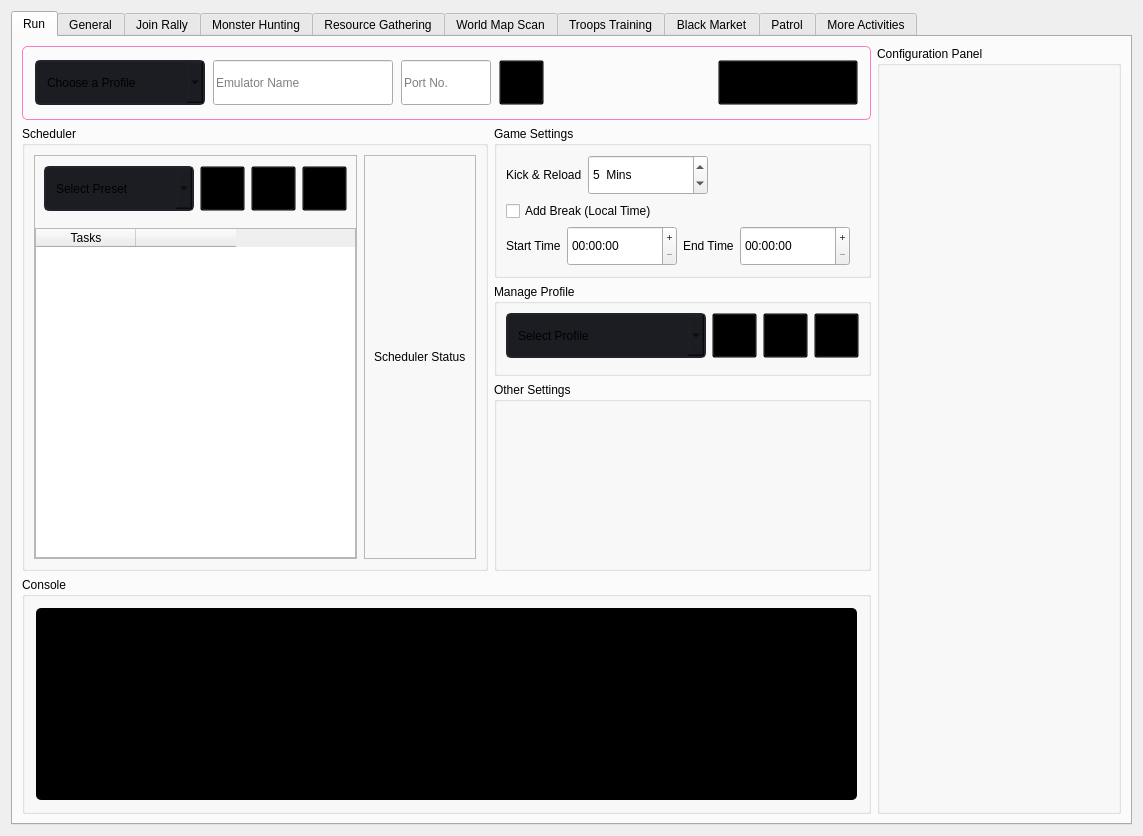
Above: gui/ui_files/instance_page.ui from evsahal/TaskEX before the change. Below: the same form after it.
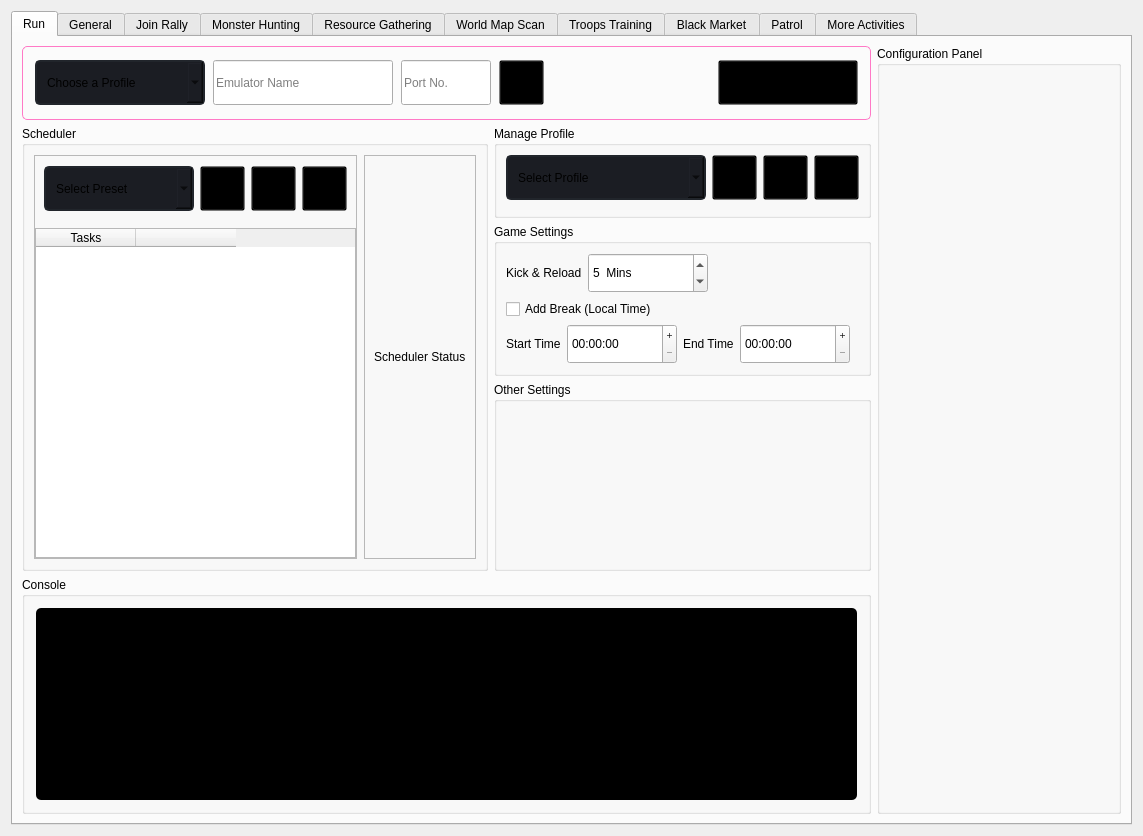
That is the form after the change. The open tabs and pages were chosen to show the change. Icons and pictures are not drawn.

Commit message: profile setup

Diff of the .ui file:
```diff
--- a/gui/ui_files/instance_page.ui
+++ b/gui/ui_files/instance_page.ui
@@ -1074,6 +1074,137 @@
                    <property name="bottomMargin">
                     <number>0</number>
                    </property>
+                   <item>
+                    <widget class="QGroupBox" name="groupBox_5">
+                     <property name="title">
+                      <string>Manage Profile</string>
+                     </property>
+                     <layout class="QVBoxLayout" name="verticalLayout_17">
+                      <item>
+                       <widget class="QFrame" name="frame_20">
+                        <property name="frameShape">
+                         <enum>QFrame::Shape::NoFrame</enum>
+                        </property>
+                        <property name="frameShadow">
+                         <enum>QFrame::Shadow::Raised</enum>
+                        </property>
+                        <layout class="QHBoxLayout" name="horizontalLayout_13">
+                         <property name="leftMargin">
+                          <number>0</number>
+                         </property>
+                         <property name="topMargin">
+                          <number>0</number>
+                         </property>
+                         <property name="rightMargin">
+                          <number>0</number>
+                         </property>
+                         <property name="bottomMargin">
+                          <number>0</number>
+                         </property>
+                         <item>
+                          <widget class="QComboBox" name="comboBox">
+                           <property name="minimumSize">
+                            <size>
+                             <width>0</width>
+                             <height>45</height>
+                            </size>
+                           </property>
+                           <property name="placeholderText">
+                            <string>Select Profile</string>
+                           </property>
+                          </widget>
+                         </item>
+                         <item>
+                          <widget class="QPushButton" name="pushButton">
+                           <property name="minimumSize">
+                            <size>
+                             <width>45</width>
+                             <height>45</height>
+                            </size>
+                           </property>
+                           <property name="maximumSize">
+                            <size>
+                             <width>45</width>
+                             <height>45</height>
+                            </size>
+                           </property>
+                           <property name="styleSheet">
+                            <string notr="true">background:transparent;</string>
+                           </property>
+                           <property name="text">
+                            <string/>
+                           </property>
+                           <property name="icon">
+                            <iconset theme="QIcon::ThemeIcon::MailMessageNew"/>
+                           </property>
+                          </widget>
+                         </item>
+                         <item>
+                          <widget class="QPushButton" name="pushButton_2">
+                           <property name="minimumSize">
+                            <size>
+                             <width>45</width>
+                             <height>45</height>
+                            </size>
+                           </property>
+                           <property name="maximumSize">
+                            <size>
+                             <width>45</width>
+                             <height>45</height>
+                            </size>
+                           </property>
+                           <property name="styleSheet">
+                            <string notr="true">background:transparent;</string>
+                           </property>
+                           <property name="text">
+                            <string/>
+                           </property>
+                           <property name="icon">
+                            <iconset theme="QIcon::ThemeIcon::DocumentSaveAs"/>
+                           </property>
+                          </widget>
+                         </item>
+                         <item>
+                          <widget class="QPushButton" name="pushButton_3">
+                           <property name="minimumSize">
+                            <size>
+                             <width>45</width>
+                             <height>45</height>
+                            </size>
+                           </property>
+                           <property name="maximumSize">
+                            <size>
+                             <width>45</width>
+                             <height>45</height>
+                            </size>
+                           </property>
+                           <property name="styleSheet">
+                            <string notr="true">background:transparent;</string>
+                           </property>
+                           <property name="text">
+                            <string/>
+                           </property>
+                           <property name="icon">
+                            <iconset theme="QIcon::ThemeIcon::ListAdd"/>
+                           </property>
+                          </widget>
+                         </item>
+                        </layout>
+                       </widget>
+                      </item>
+                      <item>
+                       <widget class="QFrame" name="frame_19">
+                        <property name="frameShape">
+                         <enum>QFrame::Shape::StyledPanel</enum>
+                        </property>
+                        <property name="frameShadow">
+                         <enum>QFrame::Shadow::Raised</enum>
+                        </property>
+                       </widget>
+                      </item>
+                     </layout>
+                    </widget>
+                   </item>
                    <item>
                     <widget class="QGroupBox" name="groupBox_4">
                      <property name="title">
@@ -1279,137 +1410,6 @@
                      </layout>
                     </widget>
                    </item>
-                   <item>
-                    <widget class="QGroupBox" name="groupBox_5">
-                     <property name="title">
-                      <string>Manage Profile</string>
-                     </property>
-                     <layout class="QVBoxLayout" name="verticalLayout_17">
-                      <item>
-                       <widget class="QFrame" name="frame_20">
-                        <property name="frameShape">
-                         <enum>QFrame::Shape::NoFrame</enum>
-                        </property>
-                        <property name="frameShadow">
-                         <enum>QFrame::Shadow::Raised</enum>
-                        </property>
-                        <layout class="QHBoxLayout" name="horizontalLayout_13">
-                         <property name="leftMargin">
-                          <number>0</number>
-                         </property>
-                         <property name="topMargin">
-                          <number>0</number>
-                         </property>
-                         <property name="rightMargin">
-                          <number>0</number>
-                         </property>
-                         <property name="bottomMargin">
-                          <number>0</number>
-                         </property>
-                         <item>
-                          <widget class="QComboBox" name="comboBox">
-                           <property name="minimumSize">
-                            <size>
-                             <width>0</width>
-                             <height>45</height>
-                            </size>
-                           </property>
-                           <property name="placeholderText">
-                            <string>Select Profile</string>
-                           </property>
-                          </widget>
-                         </item>
-                         <item>
-                          <widget class="QPushButton" name="pushButton">
-                           <property name="minimumSize">
-                            <size>
-                             <width>45</width>
-                             <height>45</height>
-                            </size>
-                           </property>
-                           <property name="maximumSize">
-                            <size>
-                             <width>45</width>
-                             <height>45</height>
-                            </size>
-                           </property>
-                           <property name="styleSheet">
-                            <string notr="true">background:transparent;</string>
-                           </property>
-                           <property name="text">
-                            <string/>
-                           </property>
-                           <property name="icon">
-                            <iconset theme="QIcon::ThemeIcon::MailMessageNew"/>
-                           </property>
-                          </widget>
-                         </item>
-                         <item>
-                          <widget class="QPushButton" name="pushButton_2">
-                           <property name="minimumSize">
-                            <size>
-                             <width>45</width>
-                             <height>45</height>
-                            </size>
-                           </property>
-                           <property name="maximumSize">
-                            <size>
-                             <width>45</width>
-                             <height>45</height>
-                            </size>
-                           </property>
-                           <property name="styleSheet">
-                            <string notr="true">background:transparent;</string>
-                           </property>
-                           <property name="text">
-                            <string/>
-                           </property>
-                           <property name="icon">
-                            <iconset theme="QIcon::ThemeIcon::EditDelete"/>
-                           </property>
-                          </widget>
-                         </item>
-                         <item>
-                          <widget class="QPushButton" name="pushButton_3">
-                           <property name="minimumSize">
-                            <size>
-                             <width>45</width>
-                             <height>45</height>
-                            </size>
-                           </property>
-                           <property name="maximumSize">
-                            <size>
-                             <width>45</width>
-                             <height>45</height>
-                            </size>
-                           </property>
-                           <property name="styleSheet">
-                            <string notr="true">background:transparent;</string>
-                           </property>
-                           <property name="text">
-                            <string/>
-                           </property>
-                           <property name="icon">
-                            <iconset theme="QIcon::ThemeIcon::ListAdd"/>
-                           </property>
-                          </widget>
-                         </item>
-                        </layout>
-                       </widget>
-                      </item>
-                      <item>
-                       <widget class="QFrame" name="frame_19">
-                        <property name="frameShape">
-                         <enum>QFrame::Shape::StyledPanel</enum>
-                        </property>
-                        <property name="frameShadow">
-                         <enum>QFrame::Shadow::Raised</enum>
-                        </property>
-                       </widget>
-                      </item>
-                     </layout>
-                    </widget>
-                   </item>
                    <item>
                     <widget class="QGroupBox" name="groupBox_2">
                      <property name="title">
```
Left out of the diff: 4 changed lines with no effect on the pictures. The commit also changes 3 other files.
